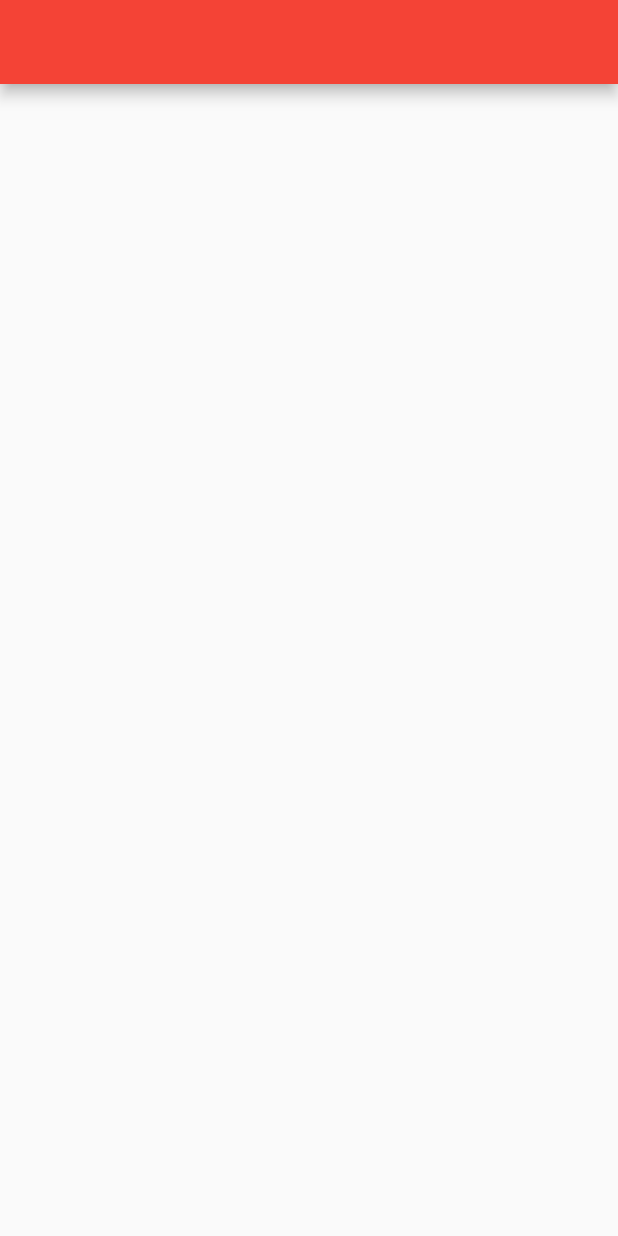
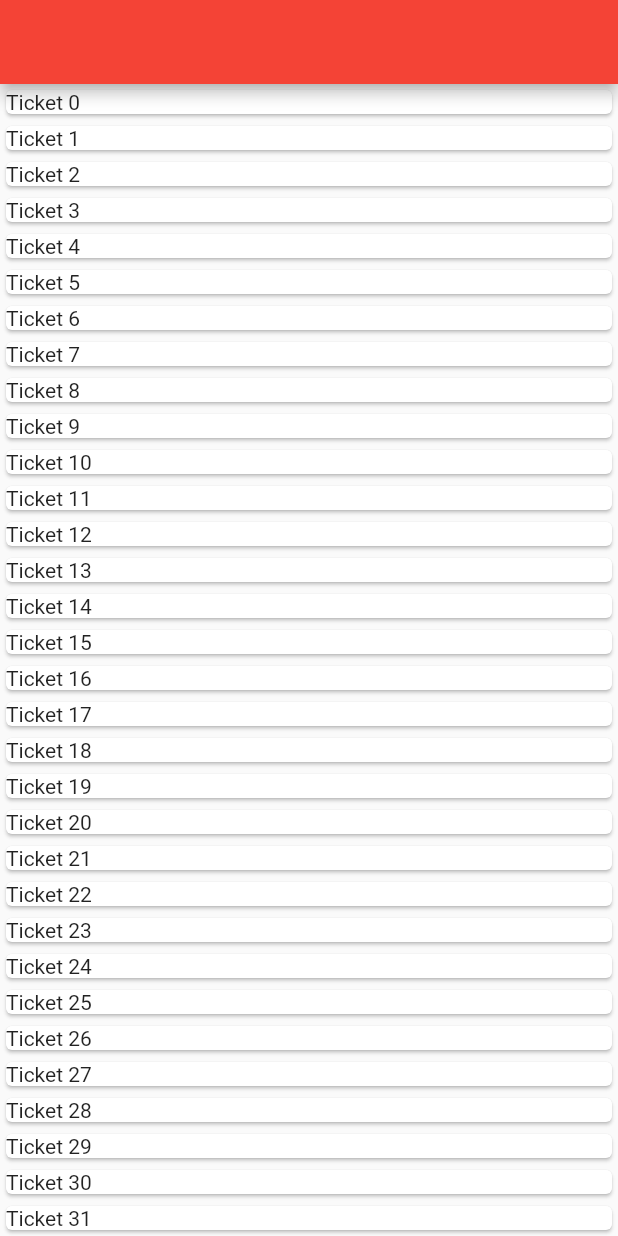
Before and after one commit to WCNosliwsys/flutterday, a Flutter app: the screen it shows after launch, on a phone screen of 412 x 824 dp. Run offline on Flutter 3.47's test engine with Material 2 defaults, Android fonts, the phone set to English and light mode, and no system bars.

Commit message:
Añadiendo tickets infinitos en ListView

```diff
--- a/lib/ui/ticket/home/ticket_home.dart
+++ b/lib/ui/ticket/home/ticket_home.dart
@@ -8,6 +8,12 @@ class TicketHome extends StatelessWidget {
       appBar: AppBar(
 
       ),
+      body: ListView.builder(itemBuilder: (BuildContext context, int index){
+        // el itembuilder te genera automatico infinitos elementos
+        return Card(
+          child: Text("Ticket $index")
+        );
+      }),
     );
   }
 }
```
